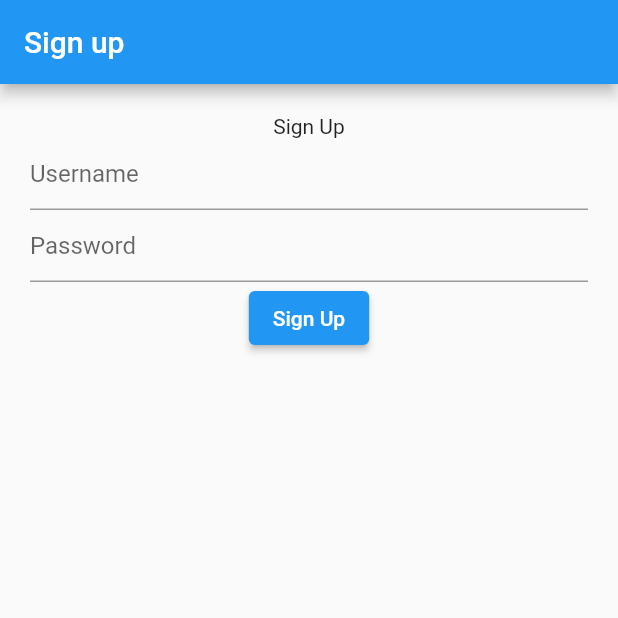
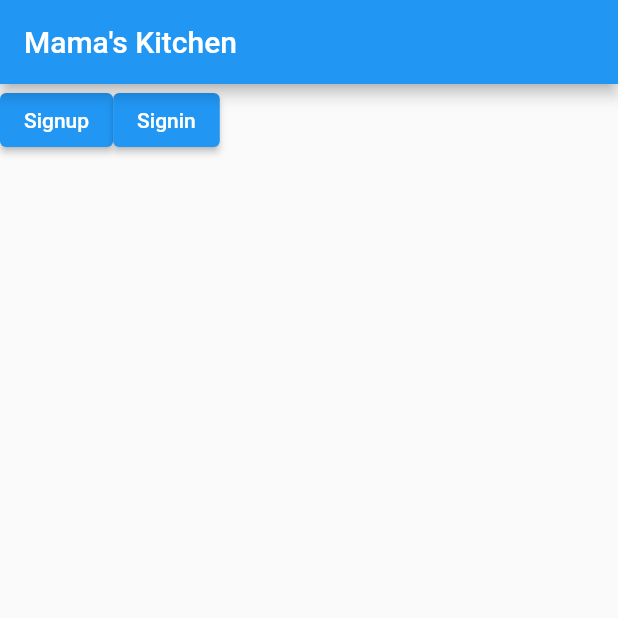
Before and after one commit to Farahhsa/foodiez_front, a Flutter app: the screen it shows after launch, on a phone screen of 412 x 824 dp, the top half of it. Run offline on Flutter 3.47's test engine with Material 2 defaults, Android fonts, the phone set to English and light mode, and no system bars; our stand-ins replace dio, go_router; accounts and stored records are empty.

Commit message:
dana good luck

```diff
--- a/lib/main.dart
+++ b/lib/main.dart
@@ -1,10 +1,20 @@
+import 'package:foodiez/pages/create_category.dart';
+import 'package:foodiez/pages/homepage.dart';
+import 'package:foodiez/pages/landingPage.dart';
+import 'package:foodiez/pages/signinPage.dart';
+import 'package:foodiez/providers/auth_provide.dart';
 import 'package:go_router/go_router.dart';
 import 'package:flutter/material.dart';
+import 'package:provider/provider.dart';
 
 import 'pages/signupPage.dart';
 
 void main() {
-  runApp(const MyApp());
+  runApp(MultiProvider(providers: [
+    ChangeNotifierProvider(
+      create: (context) => AuthProvider(),
+    )
+  ], child: MyApp()));
 }
 
 class MyApp extends StatelessWidget {
@@ -25,15 +35,27 @@ class MyApp extends StatelessWidget {
 }
 
 final _router = GoRouter(
-  initialLocation: "/",
+  initialLocation: "/landing",
   routes: [
     GoRoute(
       path: '/',
+      builder: (context, state) => Signup(),
+    ),
+    GoRoute(
+      path: '/home',
       builder: (context, state) => HomePage(),
     ),
-    // GoRoute(
-    //   path: '/movie',
-    //   builder: (context, state) => MoviePage(),
-    // ),
+    GoRoute(
+      path: '/landing',
+      builder: (context, state) => Landing(),
+    ),
+    GoRoute(
+      path: '/signin',
+      builder: (context, state) => signinPage(),
+    ),
+    GoRoute(
+      path: '/addCategory',
+      builder: (context, state) => AddCategory(),
+    ),
   ],
 );
--- a/lib/models/category.dart
+++ b/lib/models/category.dart
@@ -1,15 +1,15 @@
 import 'package:json_annotation/json_annotation.dart';
-import 'package:foodiez/models/user.dart';
+
 part 'category.g.dart';
 
 @JsonSerializable()
 class Category {
+  String title;
   String user;
-  String user_ingredient;
 
   Category({
     required this.user,
-    required this.user_ingredient,
+    required this.title,
   });
   factory Category.fromJson(Map<String, dynamic> json) =>
       _$CategoryFromJson(json);
--- /dev/null
+++ b/lib/pages/landingPage.dart
@@ -0,0 +1,37 @@
+import 'package:flutter/material.dart';
+import 'package:flutter/src/widgets/framework.dart';
+import 'package:flutter/src/widgets/placeholder.dart';
+import 'package:go_router/go_router.dart';
+
+class Landing extends StatelessWidget {
+  const Landing({super.key});
+
+  @override
+  Widget build(BuildContext context) {
+    return Scaffold(
+      appBar: AppBar(
+        title: Text("Mama's Kitchen"),
+      ),
+      body: Column(
+        children: [
+          Row(
+            children: [
+              ElevatedButton(
+                onPressed: () {
+                  context.push("/");
+                },
+                child: Text("Signup"),
+              ),
+              ElevatedButton(
+                onPressed: () {
+                  context.push("/signin");
+                },
+                child: Text("Signin"),
+              ),
+            ],
+          )
+        ],
+      ),
+    );
+  }
+}
--- a/lib/pages/signinPage.dart
+++ b/lib/pages/signinPage.dart
@@ -1,6 +1,7 @@
 import 'package:flutter/material.dart';
 import 'package:flutter/src/widgets/framework.dart';
 import 'package:flutter/src/widgets/placeholder.dart';
+import 'package:go_router/go_router.dart';
 import 'package:provider/provider.dart';
 
 import '../models/user.dart';
@@ -36,6 +37,8 @@ class signinPage extends StatelessWidget {
                   user: User(
                       username: usernameController.text,
                       password: passwordController.text));
+
+              context.go("/home");
             },
             child: const Text("Sign In"),
           ),
--- a/lib/pages/signupPage.dart
+++ b/lib/pages/signupPage.dart
@@ -3,13 +3,14 @@ import 'package:flutter/src/widgets/framework.dart';
 import 'package:flutter/src/widgets/placeholder.dart';
 import 'package:foodiez/models/user.dart';
 import 'package:foodiez/providers/auth_provide.dart';
+import 'package:go_router/go_router.dart';
 import 'package:provider/provider.dart';
 
 final usernameController = TextEditingController();
 final passwordController = TextEditingController();
 
-class HomePage extends StatelessWidget {
-  const HomePage({super.key});
+class Signup extends StatelessWidget {
+  const Signup({super.key});
 
   @override
   Widget build(BuildContext context) {
@@ -39,6 +40,7 @@ class HomePage extends StatelessWidget {
                           username: usernameController.text,
                           password: passwordController.text),
                     );
+                context.go("/home");
               },
               child: const Text("Sign Up"),
             )
```
Also changed, not shown: lib/pages/create_category.dart (added, +36 -0 lines), lib/pages/homepage.dart (added, +31 -0 lines), lib/providers/category_provider.dart (added, +15 -0 lines), lib/services/category_servicse.dart (added, +34 -0 lines), lib/models/category.g.dart.
